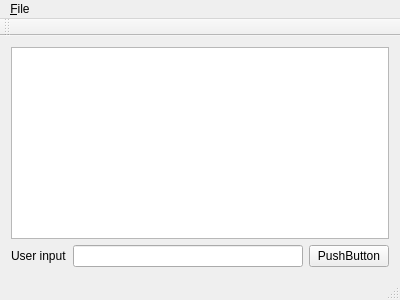
Before: the Qt Designer form mainwindow.ui in canvon/cvnirc-qt, drawn with Qt 5.
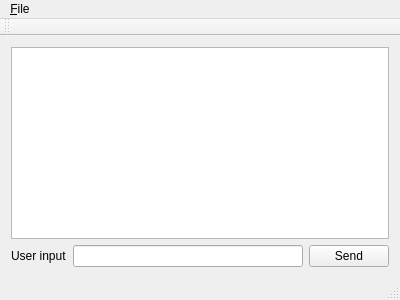
After: the same form once the commit is applied.

Commit message: [cvnirc-qt] Bugfix: Set correct caption for Send button

The edit to the form file:
```diff
--- a/mainwindow.ui
+++ b/mainwindow.ui
@@ -46,7 +46,7 @@
       <item>
        <widget class="QPushButton" name="pushButtonUserInput">
         <property name="text">
-         <string>PushButton</string>
+         <string>Send</string>
         </property>
        </widget>
       </item>
```
